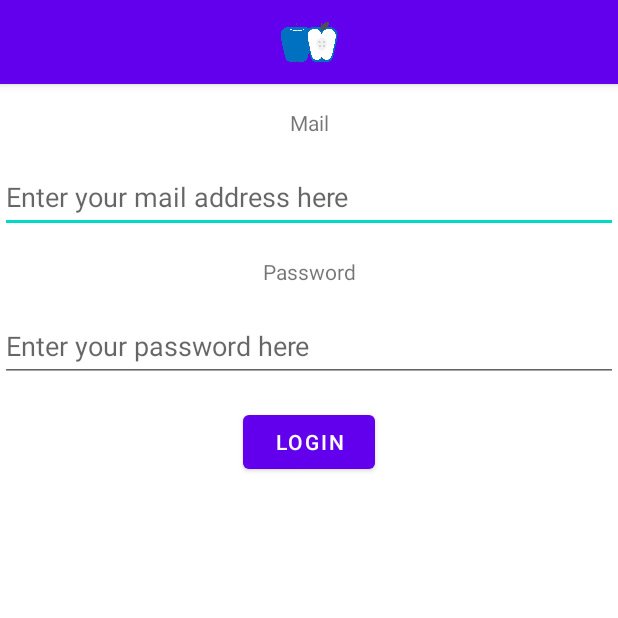
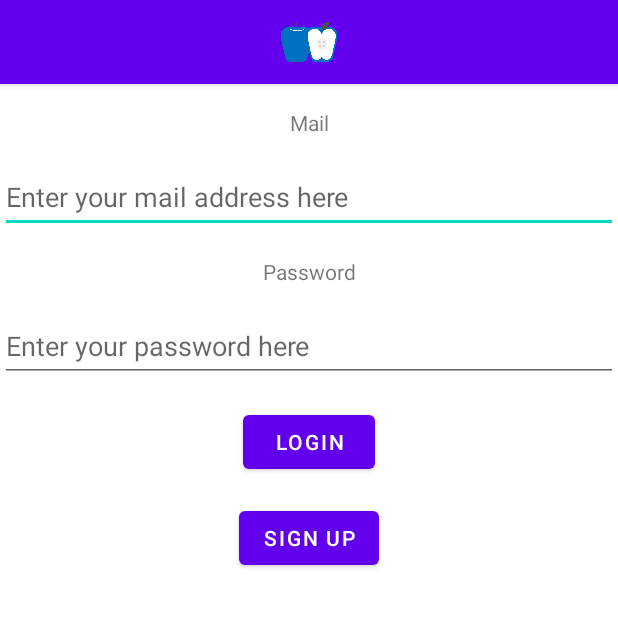
Before and after one commit to umutsuluhan/CS394, an Android app: the screen it shows after launch (LoginActivity), on a phone screen of 412 x 824 dp, the top half of it. Run offline under Robolectric (Android 15) with nearby library versions, the phone set to English and light mode, and no system bars; our stand-ins replace Firebase (no records; nobody signed in at launch, a user with empty details on screens opened directly).

Commit message:
Sign-up feature is added

```diff
--- a/app/src/main/res/layout/login_page.xml
+++ b/app/src/main/res/layout/login_page.xml
@@ -58,4 +58,14 @@
         app:layout_constraintEnd_toEndOf="parent"
         app:layout_constraintStart_toStartOf="parent"
         app:layout_constraintTop_toBottomOf="@+id/password_edit_text" />
+
+    <Button
+        android:id="@+id/singup_button"
+        android:layout_width="wrap_content"
+        android:layout_height="wrap_content"
+        android:layout_marginTop="16dp"
+        android:text="@string/sign_up"
+        app:layout_constraintEnd_toEndOf="parent"
+        app:layout_constraintStart_toStartOf="parent"
+        app:layout_constraintTop_toBottomOf="@+id/login_button" />
 </androidx.constraintlayout.widget.ConstraintLayout>
--- a/app/src/main/res/values/strings.xml
+++ b/app/src/main/res/values/strings.xml
@@ -80,4 +80,5 @@
     <string name="xxx_gmail_com">xxx@gmail.com</string>
     <string name="enter_your_mail_address_here">Enter your mail address here</string>
     <string name="enter_your_password_here">Enter your password here</string>
+    <string name="sign_up">Sign Up</string>
 </resources>
```
Also changed, not shown: app/src/main/java/com/example/projectt/LoginActivity.kt (+29 -3 lines).
